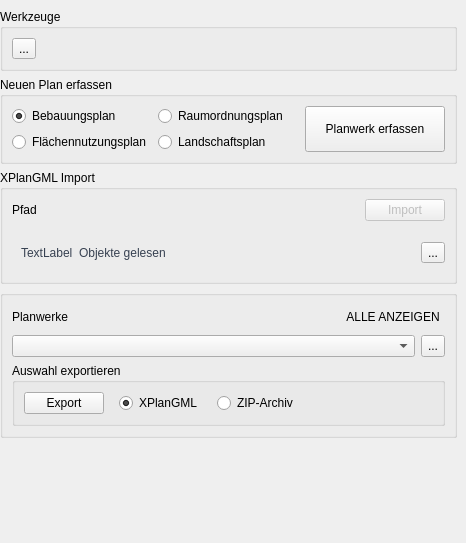
The window that src/SAGisXPlanung/ui/XPlanung_dialog_base.ui (nti-de/SAGisXPlanung) describes before a commit, drawn with Qt 5.
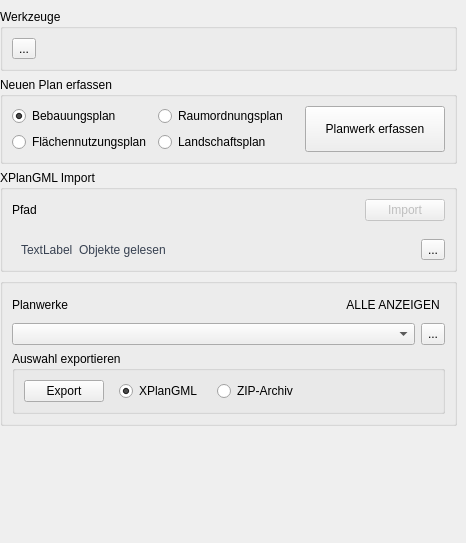
The same window after the commit. Custom widgets are drawn as their Qt base class.

Commit message: improve ux of gml import progres

```diff
--- a/src/SAGisXPlanung/ui/XPlanung_dialog_base.ui
+++ b/src/SAGisXPlanung/ui/XPlanung_dialog_base.ui
@@ -256,9 +256,15 @@
        <item>
         <widget class="QWidget" name="progress_widget" native="true">
          <layout class="QHBoxLayout" name="layout_progress">
+          <property name="topMargin">
+           <number>6</number>
+          </property>
           <property name="rightMargin">
            <number>0</number>
           </property>
+          <property name="bottomMargin">
+           <number>0</number>
+          </property>
           <item>
            <widget class="QLabel" name="progress_label">
             <property name="sizePolicy">
```
Left out of the diff: 2 changed lines with no effect on the pictures. The commit also changes 2 other files.
